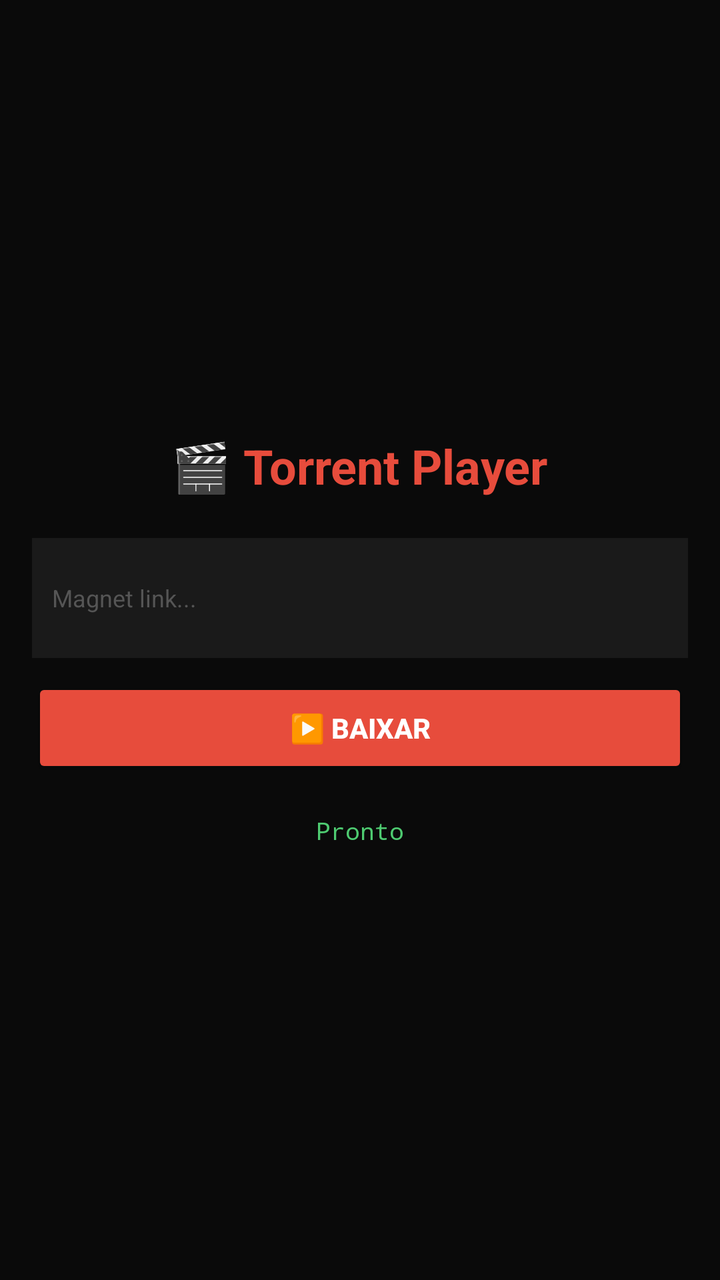
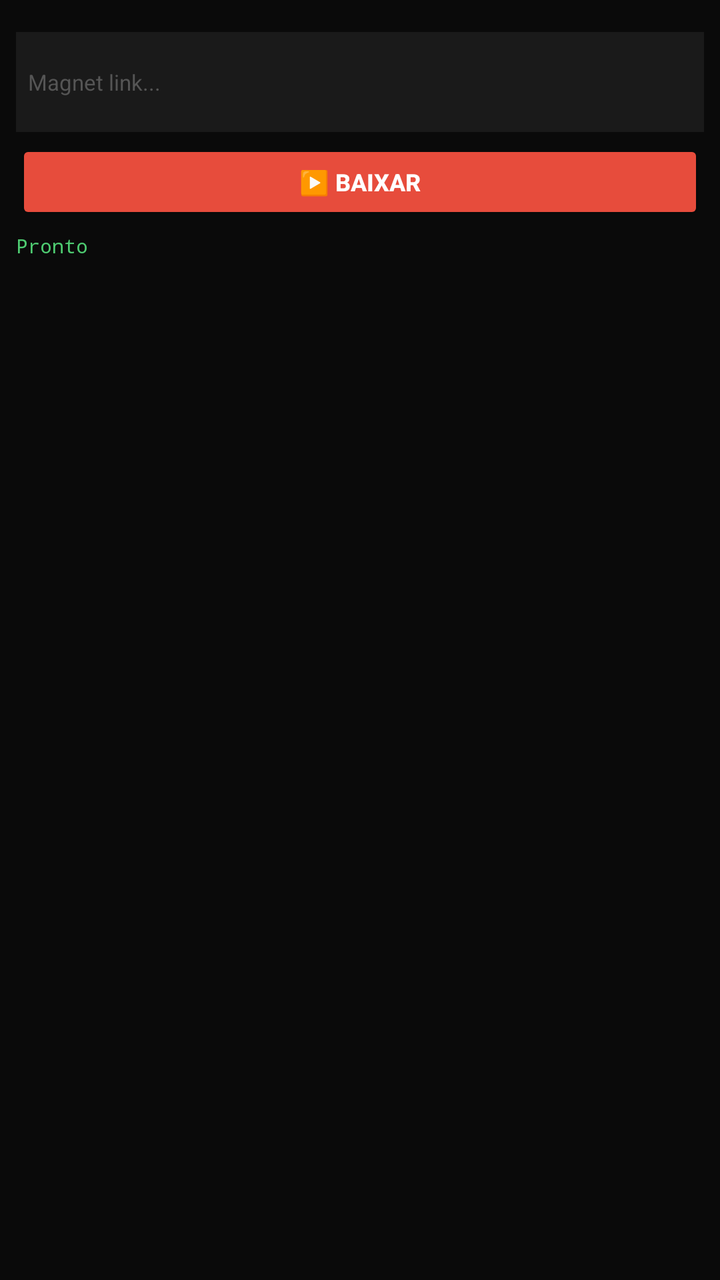

Two renders of the same Android screen: before a commit and after it. Below are the layout's source before the change and the commit's diff.
<!-- AndroidManifest.xml: application theme Theme.AppCompat.NoActionBar -->
<!-- res/layout/activity_main.xml -->
<?xml version="1.0" encoding="utf-8"?>
<LinearLayout xmlns:android="http://schemas.android.com/apk/res/android"
    android:layout_width="match_parent"
    android:layout_height="match_parent"
    android:orientation="vertical"
    android:background="#0a0a0a"
    android:padding="16dp"
    android:gravity="center">
    
    <TextView
        android:layout_width="wrap_content"
        android:layout_height="wrap_content"
        android:text="🎬 Torrent Player"
        android:textColor="#e74c3c"
        android:textSize="24sp"
        android:textStyle="bold"
        android:layout_marginBottom="20dp" />
    
    <EditText
        android:id="@+id/magnet_input"
        android:layout_width="match_parent"
        android:layout_height="60dp"
        android:background="#1a1a1a"
        android:hint="Magnet link..."
        android:textColorHint="#555"
        android:inputType="textMultiLine"
        android:padding="10dp"
        android:textColor="#fff"
        android:textSize="12sp"
        android:layout_marginBottom="10dp" />
    
    <Button
        android:id="@+id/btn_play"
        android:layout_width="match_parent"
        android:layout_height="50dp"
        android:backgroundTint="#e74c3c"
        android:text="▶️ BAIXAR"
        android:textColor="#fff"
        android:textStyle="bold"
        android:layout_marginBottom="8dp" />
    
    <Button
        android:id="@+id/btn_watch"
        android:layout_width="match_parent"
        android:layout_height="50dp"
        android:backgroundTint="#4ecb71"
        android:text="🌐 ABRIR NO MI BROWSER"
        android:textColor="#000"
        android:textStyle="bold"
        android:visibility="gone"
        android:layout_marginBottom="8dp" />
    
    <Button
        android:id="@+id/btn_stop"
        android:layout_width="match_parent"
        android:layout_height="50dp"
        android:backgroundTint="#555"
        android:text="⏹️ PARAR"
        android:textColor="#fff"
        android:textStyle="bold"
        android:visibility="gone" />
    
    <ProgressBar
        android:id="@+id/buffer_bar"
        style="?android:attr/progressBarStyleHorizontal"
        android:layout_width="match_parent"
        android:layout_height="5dp"
        android:layout_marginTop="10dp"
        android:progressTint="#e74c3c"
        android:visibility="gone" />
    
    <TextView
        android:id="@+id/status_text"
        android:layout_width="wrap_content"
        android:layout_height="wrap_content"
        android:layout_marginTop="10dp"
        android:text="Pronto"
        android:textColor="#4ecb71"
        android:textSize="12sp"
        android:fontFamily="monospace" />
    
</LinearLayout>
<!-- resources referenced by this layout -->
<resources>

</resources>

<!-- the commit's change to res/layout/activity_main.xml (unified diff, before → after) -->
@@ -4,79 +4,95 @@
     android:layout_height="match_parent"
     android:orientation="vertical"
     android:background="#0a0a0a"
-    android:padding="16dp"
-    android:gravity="center">
+    android:gravity="center_horizontal"
+    android:padding="8dp">
     
-    <TextView
-        android:layout_width="wrap_content"
+    <WebView
+        android:id="@+id/webview"
+        android:layout_width="match_parent"
         android:layout_height="wrap_content"
-        android:text="🎬 Torrent Player"
-        android:textColor="#e74c3c"
-        android:textSize="24sp"
-        android:textStyle="bold"
-        android:layout_marginBottom="20dp" />
-    
-    <EditText
-        android:id="@+id/magnet_input"
-        android:layout_width="match_parent"
-        android:layout_height="60dp"
-        android:background="#1a1a1a"
-        android:hint="Magnet link..."
-        android:textColorHint="#555"
-        android:inputType="textMultiLine"
-        android:padding="10dp"
-        android:textColor="#fff"
-        android:textSize="12sp"
-        android:layout_marginBottom="10dp" />
-    
-    <Button
-        android:id="@+id/btn_play"
-        android:layout_width="match_parent"
-        android:layout_height="50dp"
-        android:backgroundTint="#e74c3c"
-        android:text="▶️ BAIXAR"
-        android:textColor="#fff"
-        android:textStyle="bold"
-        android:layout_marginBottom="8dp" />
-    
-    <Button
-        android:id="@+id/btn_watch"
-        android:layout_width="match_parent"
-        android:layout_height="50dp"
-        android:backgroundTint="#4ecb71"
-        android:text="🌐 ABRIR NO MI BROWSER"
-        android:textColor="#000"
-        android:textStyle="bold"
-        android:visibility="gone"
-        android:layout_marginBottom="8dp" />
-    
-    <Button
-        android:id="@+id/btn_stop"
-        android:layout_width="match_parent"
-        android:layout_height="50dp"
-        android:backgroundTint="#555"
-        android:text="⏹️ PARAR"
-        android:textColor="#fff"
-        android:textStyle="bold"
         android:visibility="gone" />
     
-    <ProgressBar
-        android:id="@+id/buffer_bar"
-        style="?android:attr/progressBarStyleHorizontal"
+    <LinearLayout
         android:layout_width="match_parent"
-        android:layout_height="5dp"
-        android:layout_marginTop="10dp"
-        android:progressTint="#e74c3c"
-        android:visibility="gone" />
-    
-    <TextView
-        android:id="@+id/status_text"
-        android:layout_width="wrap_content"
         android:layout_height="wrap_content"
-        android:layout_marginTop="10dp"
-        android:text="Pronto"
-        android:textColor="#4ecb71"
-        android:textSize="12sp"
-        android:fontFamily="monospace" />
+        android:orientation="vertical"
+        android:layout_marginTop="8dp">
+        
+        <EditText
+            android:id="@+id/magnet_input"
+            android:layout_width="match_parent"
+            android:layout_height="50dp"
+            android:background="#1a1a1a"
+            android:hint="Magnet link..."
+            android:textColorHint="#555"
+            android:inputType="textMultiLine"
+            android:padding="6dp"
+            android:textColor="#fff"
+            android:textSize="11sp" />
+        
+        <LinearLayout
+            android:layout_width="match_parent"
+            android:layout_height="wrap_content"
+            android:orientation="horizontal"
+            android:layout_marginTop="4dp">
+            
+            <Button
+                android:id="@+id/btn_play"
+                android:layout_width="0dp"
+                android:layout_height="42dp"
+                android:layout_weight="1"
+                android:backgroundTint="#e74c3c"
+                android:text="▶️ BAIXAR"
+                android:textColor="#fff"
+                android:textStyle="bold"
+                android:textSize="12sp" />
+            
+            <Button
+                android:id="@+id/btn_watch"
+                android:layout_width="0dp"
+                android:layout_height="42dp"
+                android:layout_weight="1"
+                android:layout_marginStart="4dp"
+                android:backgroundTint="#4ecb71"
+                android:text="🎬 ASSISTIR"
+                android:textColor="#000"
+                android:textStyle="bold"
+                android:textSize="12sp"
+                android:visibility="gone" />
+            
+            <Button
+                android:id="@+id/btn_stop"
+                android:layout_width="0dp"
+                android:layout_height="42dp"
+                android:layout_weight="1"
+                android:layout_marginStart="4dp"
+                android:backgroundTint="#555"
+                android:text="⏹️ PARAR"
+                android:textColor="#fff"
+                android:textStyle="bold"
+                android:textSize="12sp"
+                android:visibility="gone" />
+        </LinearLayout>
+        
+        <ProgressBar
+            android:id="@+id/buffer_bar"
+            style="?android:attr/progressBarStyleHorizontal"
+            android:layout_width="match_parent"
+            android:layout_height="4dp"
+            android:layout_marginTop="4dp"
+            android:progressTint="#e74c3c"
+            android:visibility="gone" />
+        
+        <TextView
+            android:id="@+id/status_text"
+            android:layout_width="wrap_content"
+            android:layout_height="wrap_content"
+            android:layout_marginTop="4dp"
+            android:text="Pronto"
+            android:textColor="#4ecb71"
+            android:textSize="10sp"
+            android:fontFamily="monospace" />
+    </LinearLayout>
     
 </LinearLayout>
